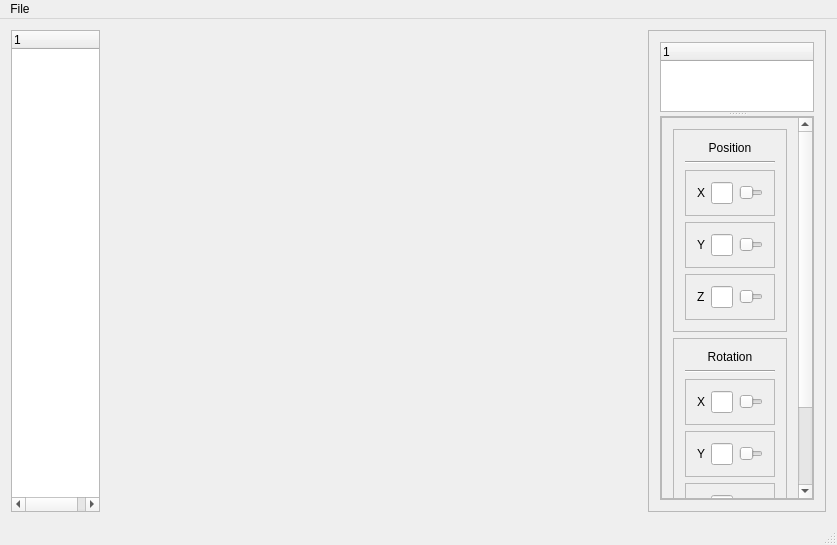
Before: the Qt Designer form apps/editor_qt/editor/mainwindow.ui in Jakub-Ciecierski/InfinityCAD, drawn with Qt 5.
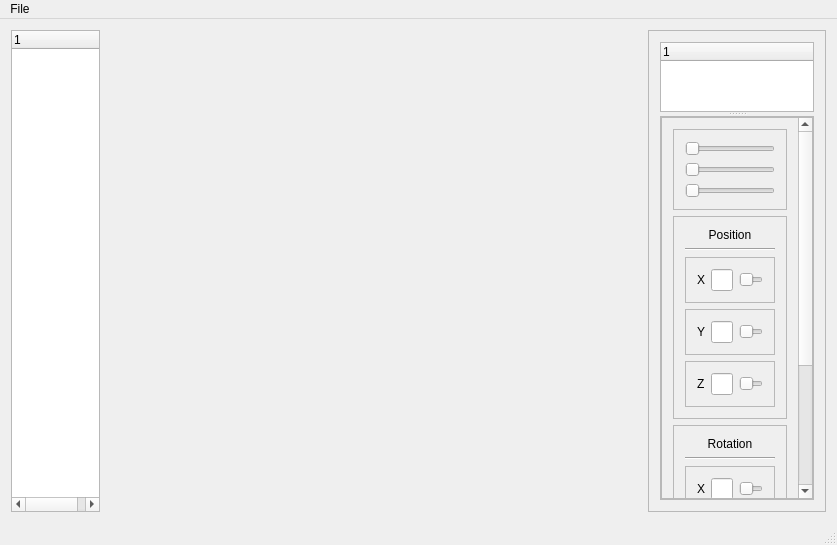
After: the same form once the commit is applied. Custom widgets are drawn as their Qt base class.

Diff of the .ui file:
```diff
--- a/apps/editor_qt/editor/mainwindow.ui
+++ b/apps/editor_qt/editor/mainwindow.ui
@@ -113,10 +113,43 @@
                 <x>0</x>
                 <y>0</y>
                 <width>145</width>
-                <height>501</height>
+                <height>626</height>
                </rect>
               </property>
               <layout class="QVBoxLayout" name="verticalLayout_5">
+               <item>
+                <widget class="QFrame" name="ellipsoidFrame">
+                 <property name="frameShape">
+                  <enum>QFrame::StyledPanel</enum>
+                 </property>
+                 <property name="frameShadow">
+                  <enum>QFrame::Raised</enum>
+                 </property>
+                 <layout class="QVBoxLayout" name="verticalLayout_6">
+                  <item>
+                   <widget class="QSlider" name="ellipsoidARadiusSlider">
+                    <property name="orientation">
+                     <enum>Qt::Horizontal</enum>
+                    </property>
+                   </widget>
+                  </item>
+                  <item>
+                   <widget class="QSlider" name="ellipsoidBRadiusSlider">
+                    <property name="orientation">
+                     <enum>Qt::Horizontal</enum>
+                    </property>
+                   </widget>
+                  </item>
+                  <item>
+                   <widget class="QSlider" name="ellipsoidCRadiusSlider">
+                    <property name="orientation">
+                     <enum>Qt::Horizontal</enum>
+                    </property>
+                   </widget>
+                  </item>
+                 </layout>
+                </widget>
+               </item>
                <item>
                 <widget class="QFrame" name="positionFrame">
                  <property name="sizePolicy">
```
